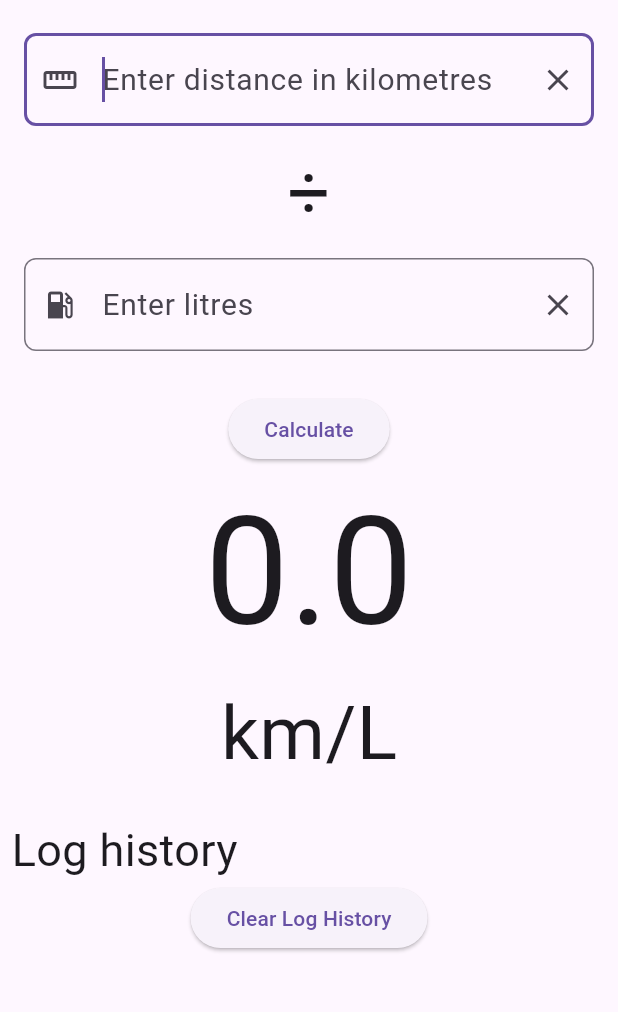
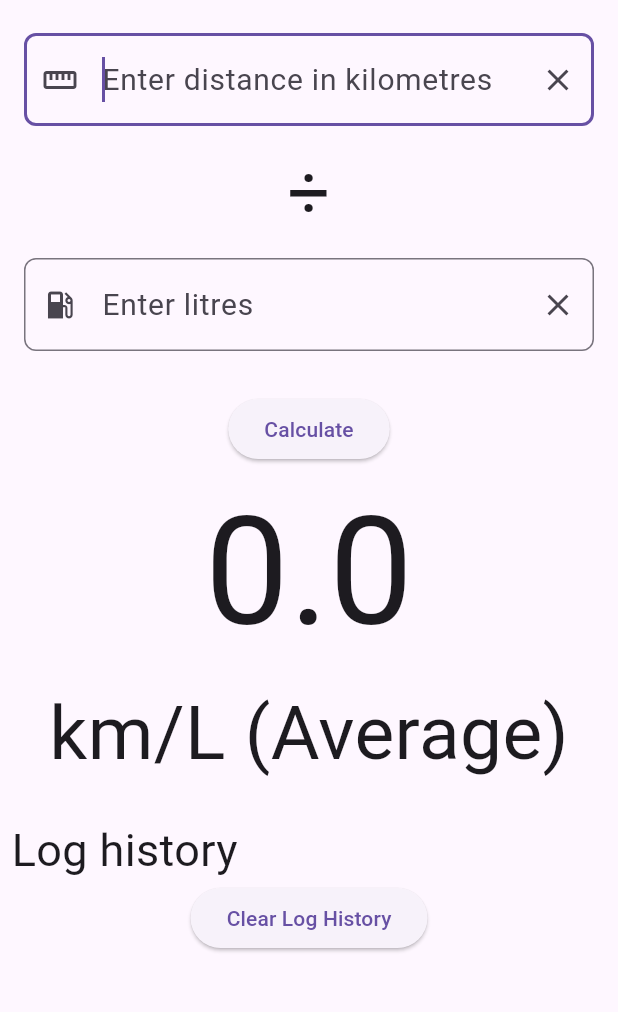
Before and after one commit to WhatzIt2Ya/simplefueleco, a Flutter app: the screen it shows after launch, after a tap on "Calculate", on a phone screen of 412 x 824 dp, the part 63-1075 px from its top. Run offline on Flutter 3.47's test engine with Material 3 defaults, Android fonts, the light colour scheme and no system bars.

```diff
--- a/lib/main.dart
+++ b/lib/main.dart
@@ -30,7 +30,8 @@ class MyWidget extends StatefulWidget {
 class _MyWidgetState extends State<MyWidget> {
   final _distanceController = TextEditingController();
   final _litresController = TextEditingController();
-  double _result = 0;
+  double _averageResult = 0;
+  final List<double> _results = [];
   final List<String> _log = [];
 
   @override
@@ -45,16 +46,18 @@ class _MyWidgetState extends State<MyWidget> {
         _litresController.text.isNotEmpty) {
       double distance = double.tryParse(_distanceController.text) ?? 0.0;
       double litres = double.tryParse(_litresController.text) ?? 1.0;
-      _result = distance / litres;
+      double result = distance / litres;
 
       DateTime now = DateTime.now();
       String dateTimeString =
           '${now.day}/${now.month}/${now.year} ${now.hour}:${now.minute}';
 
       String logEntry =
-          '$dateTimeString - $distance km / $litres L = ${_result.toStringAsFixed(1)} km/L';
+          '$dateTimeString - $distance km / $litres L = ${result.toStringAsFixed(1)} km/L';
 
       setState(() {
+        _results.add(result);
+        _averageResult = _results.reduce((a, b) => a + b) / _results.length;
         _log.insert(0, logEntry);
       });
     }
@@ -71,7 +74,7 @@ class _MyWidgetState extends State<MyWidget> {
             mainAxisSize: MainAxisSize.min,
             children: [
               const Text(
-                'This is a simple Fuel Economy Calculator app. Calculate your fuel efficiency and keep track of your vehicle\'s fuel consumption.',
+                'This is a simple Fuel Economy Calculator app. Calculate your fuel efficiency and keep track of your vehicle\'s fuel consumption overtime.',
               ),
               const SizedBox(height: 20), // Increased spacing
               const Text(
@@ -227,12 +230,12 @@ class _MyWidgetState extends State<MyWidget> {
               },
               child: const Text('Calculate'),
             ),
-            Text(_result.toStringAsFixed(1),
+            Text(_averageResult.toStringAsFixed(1),
                 style: const TextStyle(fontSize: 100)),
             const Align(
               alignment: AlignmentDirectional(0, -1),
               child: Text(
-                'km/L',
+                'km/L (Average)',
                 style: TextStyle(fontSize: 50),
               ),
             ),
@@ -268,7 +271,6 @@ class _MyWidgetState extends State<MyWidget> {
   }
 
   void showConfirmationDialog(BuildContext context) {
-    _result = 0;
     showDialog(
       context: context,
       builder: (BuildContext context) {
@@ -287,7 +289,8 @@ class _MyWidgetState extends State<MyWidget> {
               onPressed: () {
                 setState(() {
                   _log.clear();
-                  _result = 0; // Reset the calculation result
+                  _results.clear(); // Clear the results list
+                  _averageResult = 0; // Reset the average result
                 });
                 Navigator.of(context).pop();
               },
--- a/pubspec.yaml
+++ b/pubspec.yaml
@@ -5,6 +5,9 @@ version: 0.1.0
 
 environment:
   sdk: '>=2.19.2 <3.0.0'
+
+flutter:
+  uses-material-design: true
 
 dependencies:
   flutter:
@@ -15,6 +18,3 @@ dev_dependencies:
   flutter_test:
     sdk: flutter
   flutter_lints: ^2.0.0
-
-flutter:
-  uses-material-design: true
```
Also changed, not shown: 3 other files.
